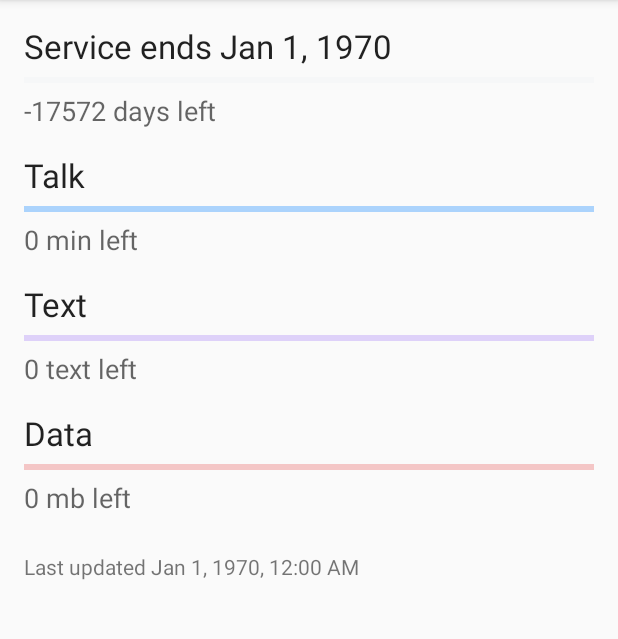
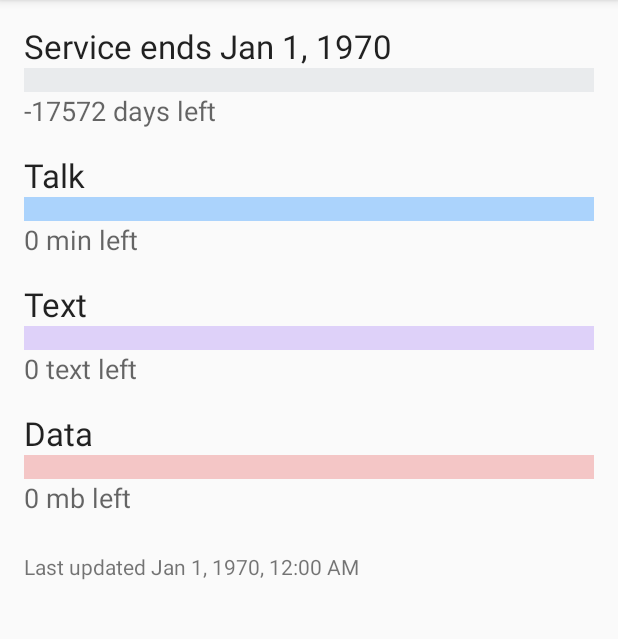
Before and after one commit to genderquery/usm-balance, an Android app: the BalanceActivity screen opened directly, with no data from a screen before it, on a phone screen of 412 x 824 dp, the part 84-723 px from its top. Run offline under Robolectric (Android 15) with nearby library versions, the phone set to English and light mode, and no system bars; network calls fail; 1 statement that could not run was skipped.

Commit message:
Make progress bars consistent. Make service progress background darker.

```diff
--- a/app/src/main/res/drawable/progress_data.xml
+++ b/app/src/main/res/drawable/progress_data.xml
@@ -4,7 +4,7 @@
     android:id="@android:id/background"
     android:gravity="center_vertical|fill_horizontal">
     <shape android:shape="rectangle">
-      <size android:height="@dimen/progress_bar_height"/>
+      <!--<size android:height="@dimen/progress_bar_height"/>-->
       <solid android:color="@color/data_background"/>
     </shape>
   </item>
@@ -13,7 +13,7 @@
     android:gravity="center_vertical|fill_horizontal">
     <scale android:scaleWidth="100%">
       <shape android:shape="rectangle">
-        <size android:height="@dimen/progress_bar_height"/>
+        <!--<size android:height="@dimen/progress_bar_height"/>-->
         <solid android:color="@color/data_progress"/>
       </shape>
     </scale>
--- a/app/src/main/res/drawable/progress_service.xml
+++ b/app/src/main/res/drawable/progress_service.xml
@@ -4,7 +4,7 @@
     android:id="@android:id/background"
     android:gravity="center_vertical|fill_horizontal">
     <shape android:shape="rectangle">
-      <size android:height="@dimen/progress_bar_height"/>
+      <!--<size android:height="@dimen/progress_bar_height"/>-->
       <solid android:color="@color/service_background"/>
     </shape>
   </item>
@@ -13,7 +13,7 @@
     android:gravity="center_vertical|fill_horizontal">
     <scale android:scaleWidth="100%">
       <shape android:shape="rectangle">
-        <size android:height="@dimen/progress_bar_height"/>
+        <!--<size android:height="@dimen/progress_bar_height"/>-->
         <solid android:color="@color/service_progress"/>
       </shape>
     </scale>
--- a/app/src/main/res/drawable/progress_talk.xml
+++ b/app/src/main/res/drawable/progress_talk.xml
@@ -4,7 +4,7 @@
     android:id="@android:id/background"
     android:gravity="center_vertical|fill_horizontal">
     <shape android:shape="rectangle">
-      <size android:height="@dimen/progress_bar_height"/>
+      <!--<size android:height="@dimen/progress_bar_height"/>-->
       <solid android:color="@color/talk_background"/>
     </shape>
   </item>
@@ -13,7 +13,7 @@
     android:gravity="center_vertical|fill_horizontal">
     <scale android:scaleWidth="100%">
       <shape android:shape="rectangle">
-        <size android:height="@dimen/progress_bar_height"/>
+        <!--<size android:height="@dimen/progress_bar_height"/>-->
         <solid android:color="@color/talk_progress"/>
       </shape>
     </scale>
--- a/app/src/main/res/drawable/progress_text.xml
+++ b/app/src/main/res/drawable/progress_text.xml
@@ -4,7 +4,7 @@
     android:id="@android:id/background"
     android:gravity="center_vertical|fill_horizontal">
     <shape android:shape="rectangle">
-      <size android:height="@dimen/progress_bar_height"/>
+      <!--<size android:height="@dimen/progress_bar_height"/>-->
       <solid android:color="@color/text_background"/>
     </shape>
   </item>
@@ -13,7 +13,7 @@
     android:gravity="center_vertical|fill_horizontal">
     <scale android:scaleWidth="100%">
       <shape android:shape="rectangle">
-        <size android:height="@dimen/progress_bar_height"/>
+        <!--<size android:height="@dimen/progress_bar_height"/>-->
         <solid android:color="@color/text_progress"/>
       </shape>
     </scale>
--- a/app/src/main/res/values/colors.xml
+++ b/app/src/main/res/values/colors.xml
@@ -4,7 +4,7 @@
     <color name="primary_dark">#303F9F</color>
     <color name="accent">#FF4081</color>
     <color name="service_progress">#192332</color>
-    <color name="service_background">#f6f7f8</color>
+    <color name="service_background">#e9ebed</color>
     <color name="talk_progress">#419bf9</color>
     <color name="talk_background">#abd3fc</color>
     <color name="text_progress">#8a59ef</color>
```
Also changed, not shown: app/src/main/res/drawable/progress_data_widget.xml (deleted, +0 -21 lines), app/src/main/res/drawable/progress_talk_widget.xml (deleted, +0 -21 lines), app/src/main/res/drawable/progress_text_widget.xml (deleted, +0 -21 lines).
